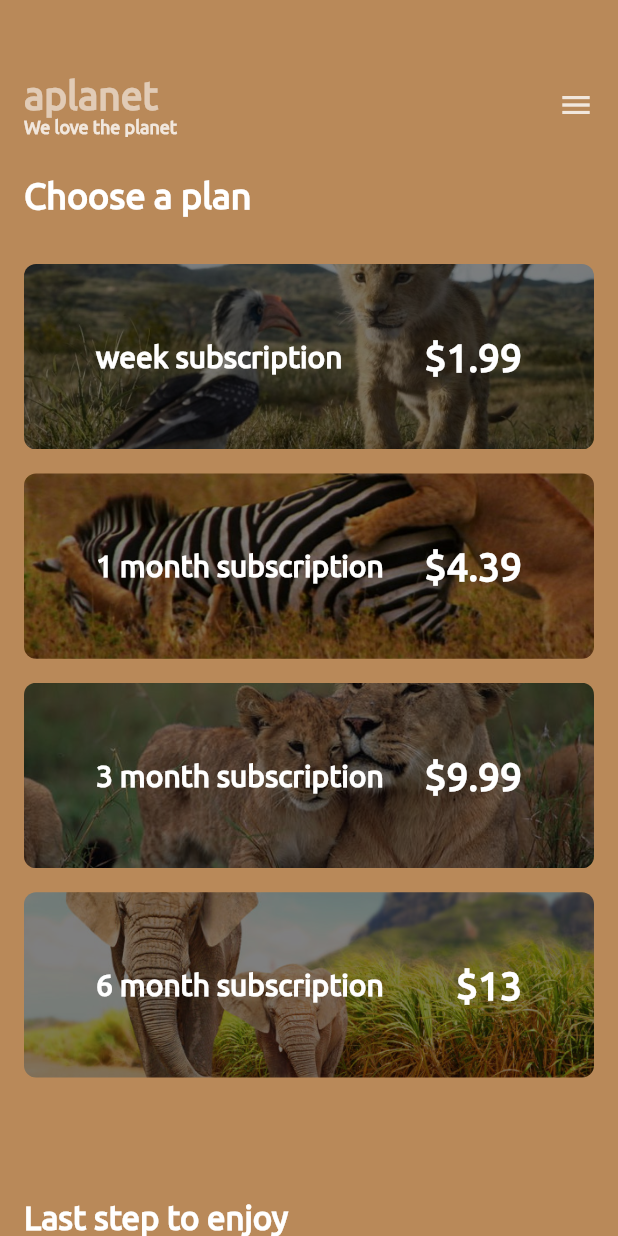
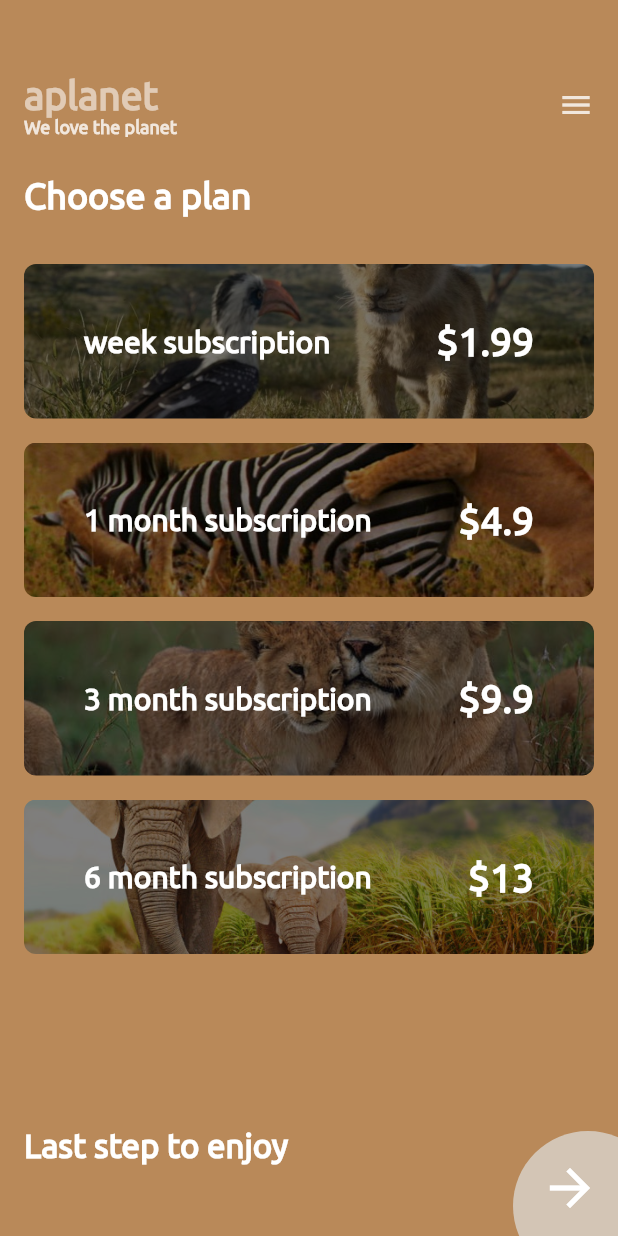
Before and after one commit to Apsaravigamage/Animal_Planet_App, a Flutter app: the screen it shows after launch, after a tap on the "arrow forward" icon, on a phone screen of 412 x 824 dp. Run offline on Flutter 3.47's test engine with Material 2 defaults, Android fonts, the phone set to English and light mode, and no system bars; project files that could hold a hidden picture were left out.

Commit message:
end of the second page

```diff
--- a/lib/common/subscription_container.dart
+++ b/lib/common/subscription_container.dart
@@ -37,7 +37,7 @@ class SubscriptionContainer extends StatelessWidget {
               ),
               child: Image.asset(
                imagePath,
-               height: height * 0.6 / 4,
+               height: height * 0.5 / 4,
                width: width - 32,
                fit: BoxFit.fitWidth,
                ),
@@ -45,8 +45,8 @@ class SubscriptionContainer extends StatelessWidget {
             ),
          Positioned(
            top: 0,
-           right: 48,
-           left: 48,
+           right: 40,
+           left: 40,
            bottom: 0,
             child: Row(
              children: <Widget> [
--- a/lib/screens/choose_plan_screen.dart
+++ b/lib/screens/choose_plan_screen.dart
@@ -27,12 +27,12 @@ class ChoosePlanScreen extends StatelessWidget {
               ),
               SubscriptionContainer(
                 text: Strings.oneMonthSubscription,
-                amount: "4.39",
+                amount: "4.9",
                 imagePath: "assets/monthly.jpg" ,
               ),
               SubscriptionContainer(
                 text: Strings.threeMonthSubscription,
-                amount: "9.99",
+                amount: "9.9",
                 imagePath: "assets/3monthly.jpg" ,
               ),
               SubscriptionContainer(
@@ -43,7 +43,7 @@ class ChoosePlanScreen extends StatelessWidget {
             ],
           ),
           Positioned(
-            bottom: 0,
+            bottom: 48,
 
             left: 16,
             child: Text(
@@ -52,8 +52,36 @@ class ChoosePlanScreen extends StatelessWidget {
                 ),
 
 
-             )
-
+             ),
+           Positioned(
+            bottom: -30,
+            right: -30,
+            child: InkWell(
+              onTap: () {
+                Navigator.of(context).push(
+                  MaterialPageRoute(
+                    builder: (context) => ChoosePlanScreen(),
+                  ),
+                );
+              },
+              child: Container(
+                width: 100,
+                height: 100,
+                decoration: BoxDecoration(
+                  shape: BoxShape.circle,
+                  color: Color(0xFFDAD4CC).withOpacity(0.8),
+                ),
+              child:Align(
+               alignment: Alignment(-0.4,-0.4),
+               child: Icon(
+                Icons.arrow_forward,
+                color:Colors.white,
+                size:40,
+               ),
+              ),
+              ),
+            )
+          ),
         ],
       ),
     );
--- a/lib/screens/landing_screen.dart
+++ b/lib/screens/landing_screen.dart
@@ -66,7 +66,7 @@ class LandingScreen extends StatelessWidget {
                 height: 100,
                 decoration: BoxDecoration(
                   shape: BoxShape.circle,
-                  color: Color(0xFFD3A070).withOpacity(0.8),
+                  color: Color(0xFFDAD4CC).withOpacity(0.8),
                 ),
               child:Align(
                alignment: Alignment(-0.4,-0.4),
```
Also changed, not shown: lib/screens/dashboard_screen.dart (+20 -0 lines).
